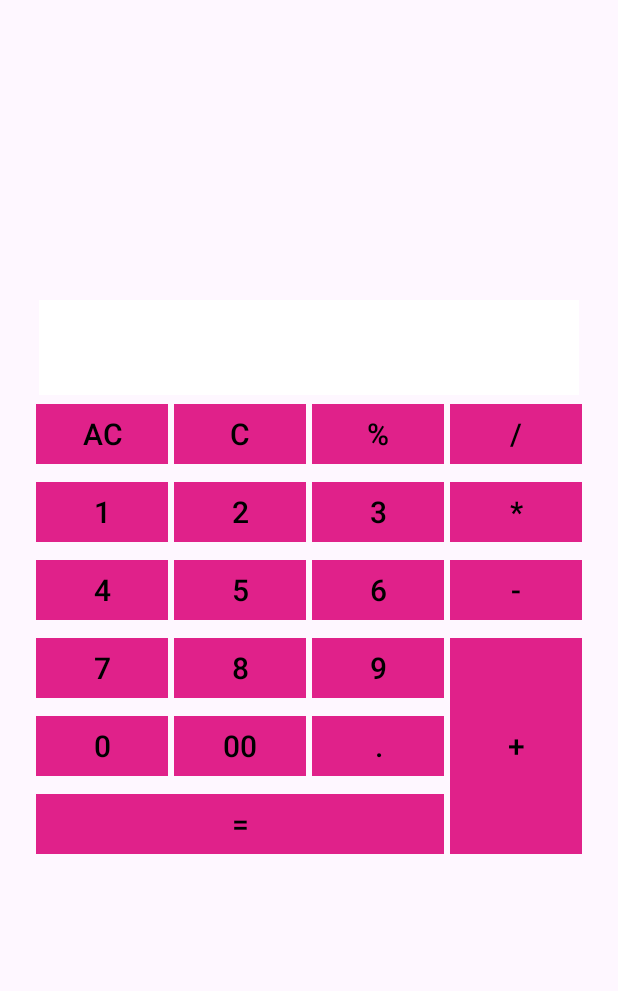
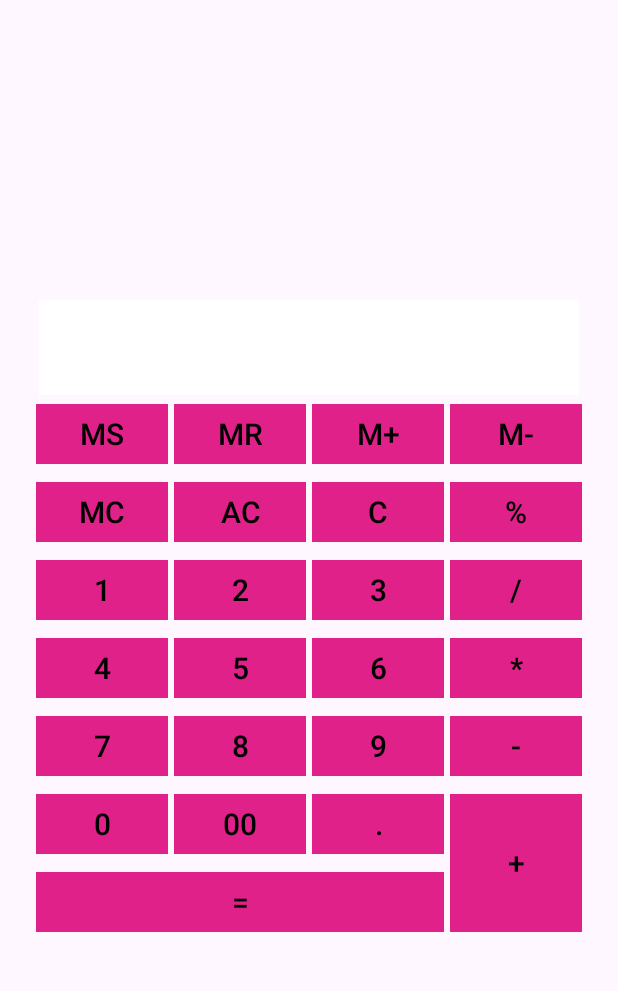
Before and after one commit to SofiRV/Calculator, an Android app: the screen it shows after launch (MainActivity), on a phone screen of 412 x 824 dp, the part 79-1070 px from its top. Run offline under Robolectric (Android 15) with nearby library versions, the phone set to English and light mode, and no system bars.

Commit message:
Memory implemented

```diff
--- a/app/src/main/java/com/example/calculator/MainActivity.java
+++ b/app/src/main/java/com/example/calculator/MainActivity.java
@@ -34,6 +34,13 @@ private Button button00;
 private Button buttonDot;
 private Button buttonEqual;
 private String inputText = "";
+private double memoryValue=0.0;
+private Button buttonMc;
+private Button buttonMr;
+private Button buttonMplus;
+private Button buttonMminus;
+private Button buttonMs;
+
 
     @Override
     protected void onCreate(Bundle savedInstanceState) {
@@ -46,6 +53,11 @@ private String inputText = "";
             return insets;
         });
         input = findViewById(R.id.input);
+        buttonMc = findViewById(R.id.button_mc);
+        buttonMr = findViewById(R.id.button_mr);
+        buttonMplus = findViewById(R.id.button_mplus);
+        buttonMminus = findViewById(R.id.button_mminus);
+        buttonMs = findViewById(R.id.button_ms);
         buttonClear = findViewById(R.id.button_clear);
         buttonErase = findViewById(R.id.button_erase);
         buttonPerc = findViewById(R.id.button_perc);
@@ -129,7 +141,46 @@ private String inputText = "";
                 input.setText(inputText);
             }
         });
-
+        buttonMc.setOnClickListener(v -> {
+            memoryValue=0.0;
+        });
+        buttonMr.setOnClickListener(v -> {
+            input.setText(String.valueOf(memoryValue));
+            inputText = String.valueOf(memoryValue);
+        });
+        buttonMplus.setOnClickListener(v -> {
+            try{
+                double currentValue = Double.parseDouble(input.getText().toString());
+                memoryValue += currentValue;
+                input.setText(String.valueOf(memoryValue));
+                inputText = String.valueOf(memoryValue);
+            }catch (Exception e){
+                input.setText("Error");
+                inputText = "";
+            }
+        });
+        buttonMminus.setOnClickListener(v -> {
+            try {
+                double currentValue = Double.parseDouble(input.getText().toString());
+                memoryValue -= currentValue;
+                input.setText(String.valueOf(memoryValue));
+                inputText = String.valueOf(memoryValue);
+            } catch (Exception e) {
+                input.setText("Error");
+                inputText = "";
+            }
+        });
+        buttonMs.setOnClickListener(v -> {
+            try {
+                double currentValue = Double.parseDouble(input.getText().toString());
+                memoryValue = currentValue;
+                input.setText(String.valueOf(memoryValue));
+                inputText = String.valueOf(memoryValue);
+            } catch (Exception e) {
+                input.setText("Error");
+                inputText = "";
+            }
+        });
     }
     private void appendNumber(String number) {
         inputText += number;
@@ -150,7 +201,8 @@ private String inputText = "";
         }
     }
     private double evaluateExpression(String expression) {
-        String[] tokens = inputText.split(" ");
+        String[] tokens = expression.split(" ");
+
         if (tokens.length == 0) return 0;
 
         double result = Double.parseDouble(tokens[0]);
--- a/app/src/main/res/layout/activity_main.xml
+++ b/app/src/main/res/layout/activity_main.xml
@@ -41,6 +41,46 @@
             android:textSize="32sp" />
 
         <Button
+            android:id="@+id/button_ms"
+            android:text="@string/ms"
+            app:cornerRadius="0dp"
+            android:layout_margin="2dp"
+            android:backgroundTint="@color/barbie_pink"
+            android:textColor="@color/black"
+            android:textSize="20sp"/>
+        <Button
+            android:id="@+id/button_mr"
+            android:text="@string/mr"
+            app:cornerRadius="0dp"
+            android:layout_margin="2dp"
+            android:backgroundTint="@color/barbie_pink"
+            android:textColor="@color/black"
+            android:textSize="20sp"/>
+        <Button
+            android:id="@+id/button_mplus"
+            android:text="@string/mplus"
+            app:cornerRadius="0dp"
+            android:layout_margin="2dp"
+            android:backgroundTint="@color/barbie_pink"
+            android:textColor="@color/black"
+            android:textSize="20sp"/>
+        <Button
+            android:id="@+id/button_mminus"
+            android:text="@string/mminus"
+            app:cornerRadius="0dp"
+            android:layout_margin="2dp"
+            android:backgroundTint="@color/barbie_pink"
+            android:textColor="@color/black"
+            android:textSize="20sp"/>
+        <Button
+            android:id="@+id/button_mc"
+            android:text="@string/mc"
+            app:cornerRadius="0dp"
+            android:layout_margin="2dp"
+            android:backgroundTint="@color/barbie_pink"
+            android:textColor="@color/black"
+            android:textSize="20sp"/>
+        <Button
             android:id="@+id/button_clear"
             android:text="@string/clear"
             app:cornerRadius="0dp"
@@ -64,15 +104,7 @@
             android:backgroundTint="@color/barbie_pink"
             android:textColor="@color/black"
             android:textSize="20sp"/>
-        <Button
-            android:id="@+id/button_div"
-            android:text="@string/div"
-            android:layout_column="3"
-            app:cornerRadius="0dp"
-            android:layout_margin="2dp"
-            android:backgroundTint="@color/barbie_pink"
-            android:textColor="@color/black"
-            android:textSize="20sp"/>
+
         <Button
             android:id="@+id/button_1"
             android:text="@string/_1"
@@ -98,8 +130,9 @@
             android:textColor="@color/black"
             android:textSize="20sp"/>
         <Button
-            android:id="@+id/button_mult"
-            android:text="@string/mult"
+            android:id="@+id/button_div"
+            android:text="@string/div"
+            android:layout_column="3"
             app:cornerRadius="0dp"
             android:layout_margin="2dp"
             android:backgroundTint="@color/barbie_pink"
@@ -130,8 +163,8 @@
             android:textColor="@color/black"
             android:textSize="20sp"/>
         <Button
-            android:id="@+id/button_minus"
-            android:text="@string/minus"
+            android:id="@+id/button_mult"
+            android:text="@string/mult"
             app:cornerRadius="0dp"
             android:layout_margin="2dp"
             android:backgroundTint="@color/barbie_pink"
@@ -162,10 +195,8 @@
             android:textColor="@color/black"
             android:textSize="20sp"/>
         <Button
-            android:id="@+id/button_plus"
-            android:text="@string/plus"
-            android:layout_rowSpan="3"
-            android:layout_gravity="fill"
+            android:id="@+id/button_minus"
+            android:text="@string/minus"
             app:cornerRadius="0dp"
             android:layout_margin="2dp"
             android:backgroundTint="@color/barbie_pink"
@@ -196,6 +227,17 @@
             android:textColor="@color/black"
             android:textSize="20sp"/>
         <Button
+            android:id="@+id/button_plus"
+            android:layout_height="wrap_content"
+            android:layout_rowSpan="3"
+            android:layout_gravity="fill"
+            android:layout_margin="2dp"
+            android:backgroundTint="@color/barbie_pink"
+            android:text="@string/plus"
+            android:textColor="@color/black"
+            android:textSize="20sp"
+            app:cornerRadius="0dp" />
+        <Button
             android:id="@+id/button_equal"
             android:text="@string/equal"
             android:layout_columnSpan="3"
@@ -206,6 +248,7 @@
             android:textColor="@color/black"
             android:textSize="20sp"/>
 
+
     </GridLayout>
 
 
--- a/app/src/main/res/values/strings.xml
+++ b/app/src/main/res/values/strings.xml
@@ -21,4 +21,9 @@
     <string name="erase">C</string>
     <string name="perc">%</string>
     <string name="dec">.</string>
+    <string name="mc">MC</string>
+    <string name="mr">MR</string>
+    <string name="mplus">M+</string>
+    <string name="mminus">M-</string>
+    <string name="ms">MS</string>
 </resources>
```
